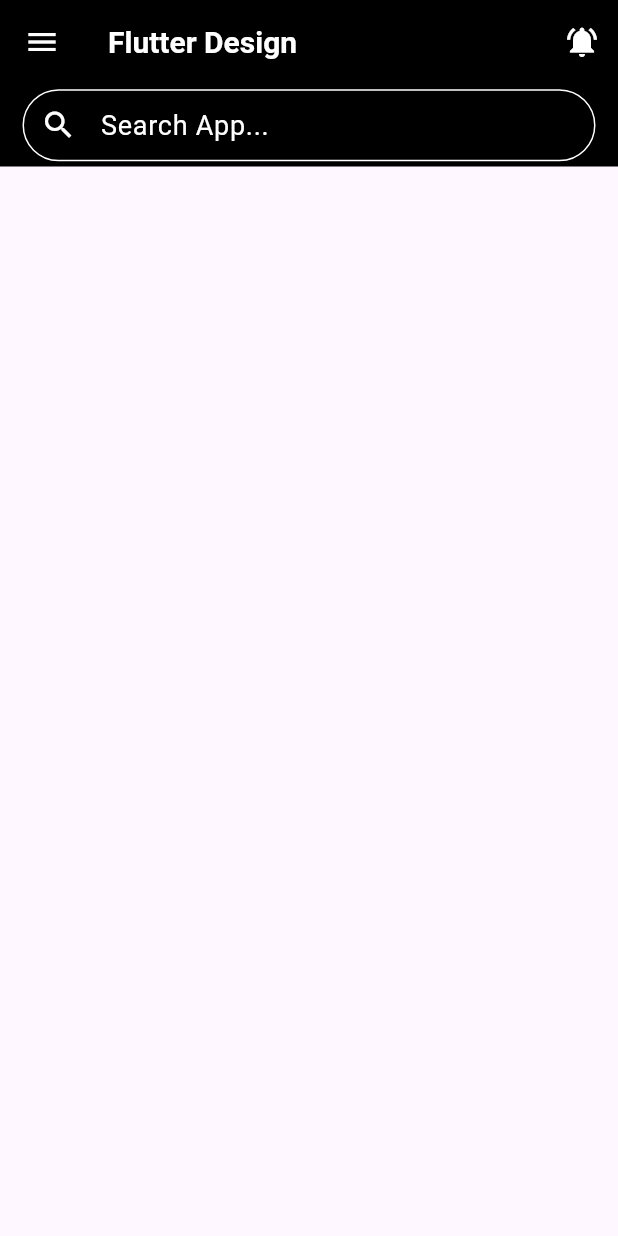
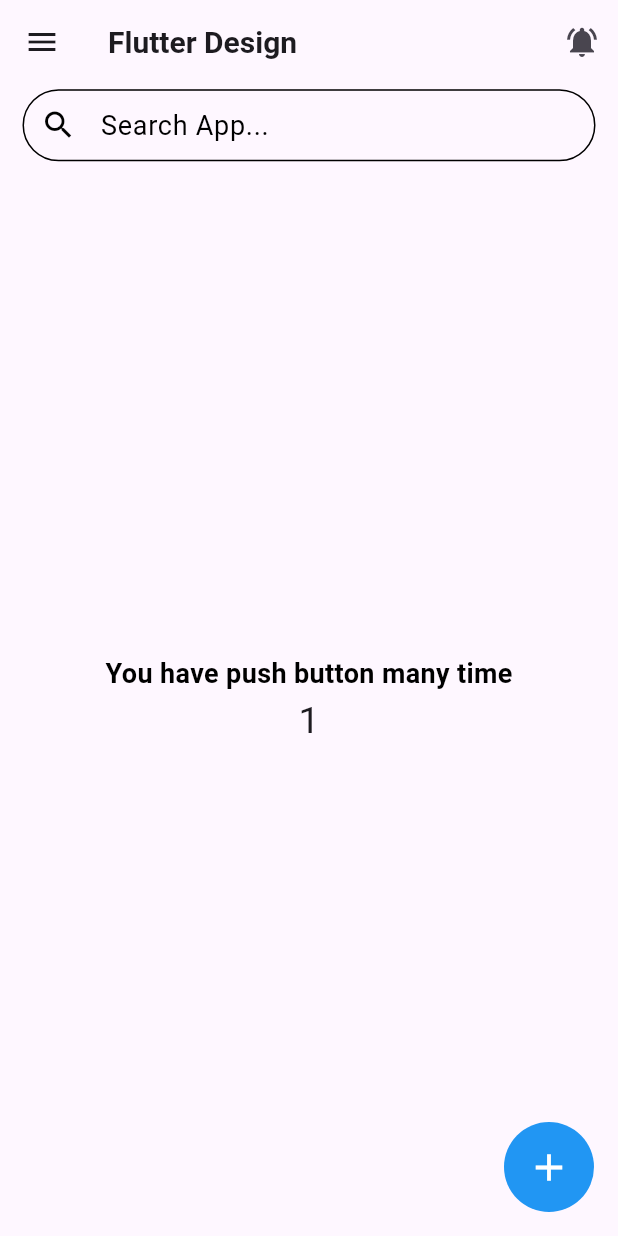
Before and after one commit to luonverak/FlutterDesignUI, a Flutter app: the screen it shows after launch, on a phone screen of 412 x 824 dp. Run offline on Flutter 3.47's test engine with Material 3 defaults, Android fonts, the phone set to English and light mode, and no system bars.

Commit message:
code commit

```diff
--- /dev/null
+++ b/lib/components/app_color.dart
@@ -0,0 +1,7 @@
+import 'package:flutter/material.dart';
+
+class AppColor {
+  static const white = Colors.white;
+  static const black = Colors.black;
+  static const blue = Colors.blue;
+}
--- /dev/null
+++ b/lib/components/app_font.dart
@@ -0,0 +1,13 @@
+import 'package:flutter/material.dart';
+
+class AppFontSize {
+  static double small = 16.0;
+  static double middle = 18.0;
+  static double large = 20.0;
+  static double xlarge = 25.0;
+}
+
+class AppFontWieght {
+  static const w600 = FontWeight.w600;
+  static const w700 = FontWeight.w700;
+}
--- /dev/null
+++ b/lib/components/components_custom.dart
@@ -0,0 +1,11 @@
+import 'package:design_ui/components/app_color.dart';
+import 'package:flutter/material.dart';
+
+class ComponentsCustom {
+  static const outlineInput = OutlineInputBorder(
+    borderSide: BorderSide(color: AppColor.black),
+    borderRadius: BorderRadius.all(
+      Radius.circular(30),
+    ),
+  );
+}
--- a/lib/main.dart
+++ b/lib/main.dart
@@ -1,6 +1,5 @@
-import 'package:flutter/cupertino.dart';
+import 'package:design_ui/screen/homescreen.dart';
 import 'package:flutter/material.dart';
-import 'package:flutter/widgets.dart';
 
 void main(List<String> args) {
   runApp(const MyApp());
@@ -17,70 +16,3 @@ class MyApp extends StatelessWidget {
     );
   }
 }
-
-class HomeScreen extends StatefulWidget {
-  const HomeScreen({super.key});
-
-  @override
-  State<HomeScreen> createState() => _HomeScreenState();
-}
-
-class _HomeScreenState extends State<HomeScreen> {
-  @override
-  Widget build(BuildContext context) {
-    return Scaffold(
-      appBar: AppBar(
-        backgroundColor: Colors.black,
-        foregroundColor: Colors.white,
-        leading: const Icon(
-          Icons.menu,
-        ),
-        title: const Text(
-          "Flutter Design",
-          style: TextStyle(fontSize: 20, fontWeight: FontWeight.w600),
-        ),
-        actions: [
-          IconButton(
-            onPressed: () {},
-            icon: const Icon(Icons.notifications_on),
-          )
-        ],
-        bottom: const Tab(
-          height: 55,
-          child: Padding(
-            padding: EdgeInsets.only(left: 15, right: 15),
-            child: TextField(
-              style: TextStyle(fontSize: 18, color: Colors.white),
-              decoration: InputDecoration(
-                border: OutlineInputBorder(
-                  borderRadius: BorderRadius.all(
-                    Radius.circular(30),
-                  ),
-                ),
-                focusedBorder: OutlineInputBorder(
-                  borderSide: BorderSide(color: Colors.white),
-                  borderRadius: BorderRadius.all(
-                    Radius.circular(30),
-                  ),
-                ),
-                enabledBorder: OutlineInputBorder(
-                  borderSide: BorderSide(color: Colors.white),
-                  borderRadius: BorderRadius.all(
-                    Radius.circular(30),
-                  ),
-                ),
-                contentPadding: EdgeInsets.zero, // remove padding in textfield
-                prefixIcon: Icon(
-                  Icons.search,
-                  color: Colors.white,
-                ),
-                hintText: "Search App...",
-                hintStyle: TextStyle(fontSize: 18, color: Colors.white),
-              ),
-            ),
-          ),
-        ),
-      ),
-    );
-  }
-}
--- /dev/null
+++ b/lib/screen/homescreen.dart
@@ -0,0 +1,93 @@
+import 'package:design_ui/components/app_color.dart';
+import 'package:design_ui/components/app_font.dart';
+import 'package:design_ui/components/components_custom.dart';
+import 'package:flutter/material.dart';
+
+class HomeScreen extends StatefulWidget {
+  const HomeScreen({super.key});
+
+  @override
+  State<HomeScreen> createState() => _HomeScreenState();
+}
+
+class _HomeScreenState extends State<HomeScreen> {
+  @override
+  Widget build(BuildContext context) {
+    return Scaffold(
+      appBar: AppBar(
+        // backgroundColor: AppColor.black,
+        // foregroundColor: AppColor.white,
+        leading: const Icon(
+          Icons.menu,
+        ),
+        title: Text(
+          "Flutter Design",
+          style: TextStyle(
+              fontSize: AppFontSize.large, fontWeight: FontWeight.w600),
+        ),
+        actions: [
+          IconButton(
+            onPressed: () {},
+            icon: const Icon(Icons.notifications_on),
+          )
+        ],
+        bottom: Tab(
+          height: 55,
+          child: Padding(
+            padding: const EdgeInsets.only(left: 15, right: 15),
+            child: TextField(
+              style: TextStyle(
+                  fontSize: AppFontSize.middle, color: AppColor.black),
+              decoration: InputDecoration(
+                focusedBorder: ComponentsCustom.outlineInput,
+                enabledBorder: ComponentsCustom.outlineInput,
+                contentPadding: EdgeInsets.zero, // remove padding in textfield
+                prefixIcon: const Icon(
+                  Icons.search,
+                  color: AppColor.black,
+                ),
+                hintText: "Search App...",
+                hintStyle: TextStyle(
+                    fontSize: AppFontSize.middle, color: AppColor.black),
+              ),
+            ),
+          ),
+        ),
+      ),
+      body: SizedBox(
+        width: double.infinity,
+        child: Column(
+          mainAxisAlignment: MainAxisAlignment.center,
+          crossAxisAlignment: CrossAxisAlignment.center,
+          children: [
+            Text(
+              "You have push button many time",
+              style: TextStyle(
+                fontSize: AppFontSize.middle,
+                color: AppColor.black,
+                fontWeight: AppFontWieght.w600,
+              ),
+            ),
+            Text(
+              "1",
+              style: TextStyle(fontSize: AppFontSize.xlarge),
+            )
+          ],
+        ),
+      ),
+      floatingActionButton: Container(
+        width: 60,
+        height: 60,
+        decoration: BoxDecoration(
+          borderRadius: BorderRadius.circular(50),
+          color: AppColor.blue,
+        ),
+        child: const Icon(
+          Icons.add,
+          color: AppColor.white,
+          size: 30,
+        ),
+      ),
+    );
+  }
+}
```
